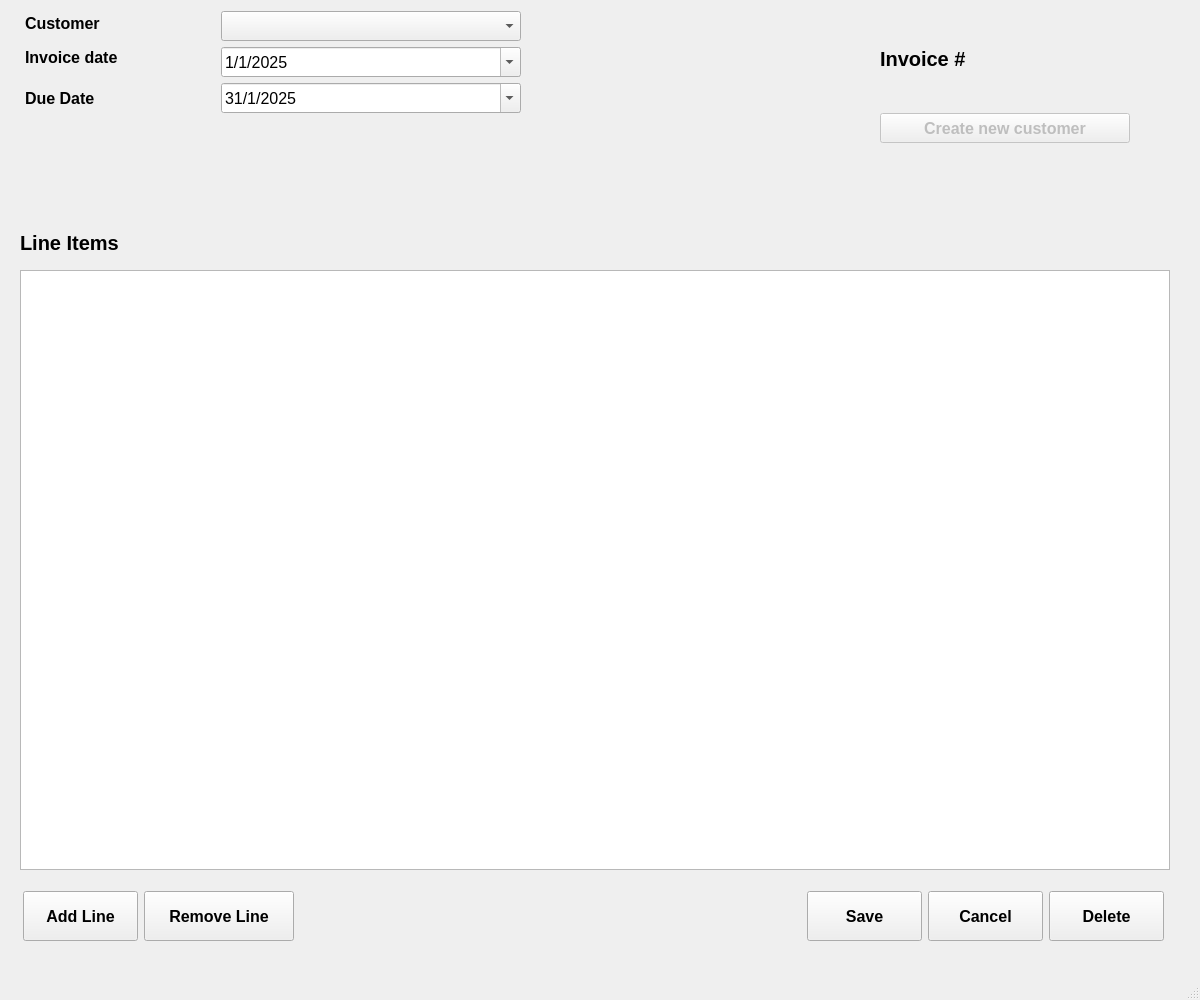
This is forms_ui/invoice_view.ui in kennethinfante/thanos_app as Qt 5 draws it before an edit. The edited form follows.
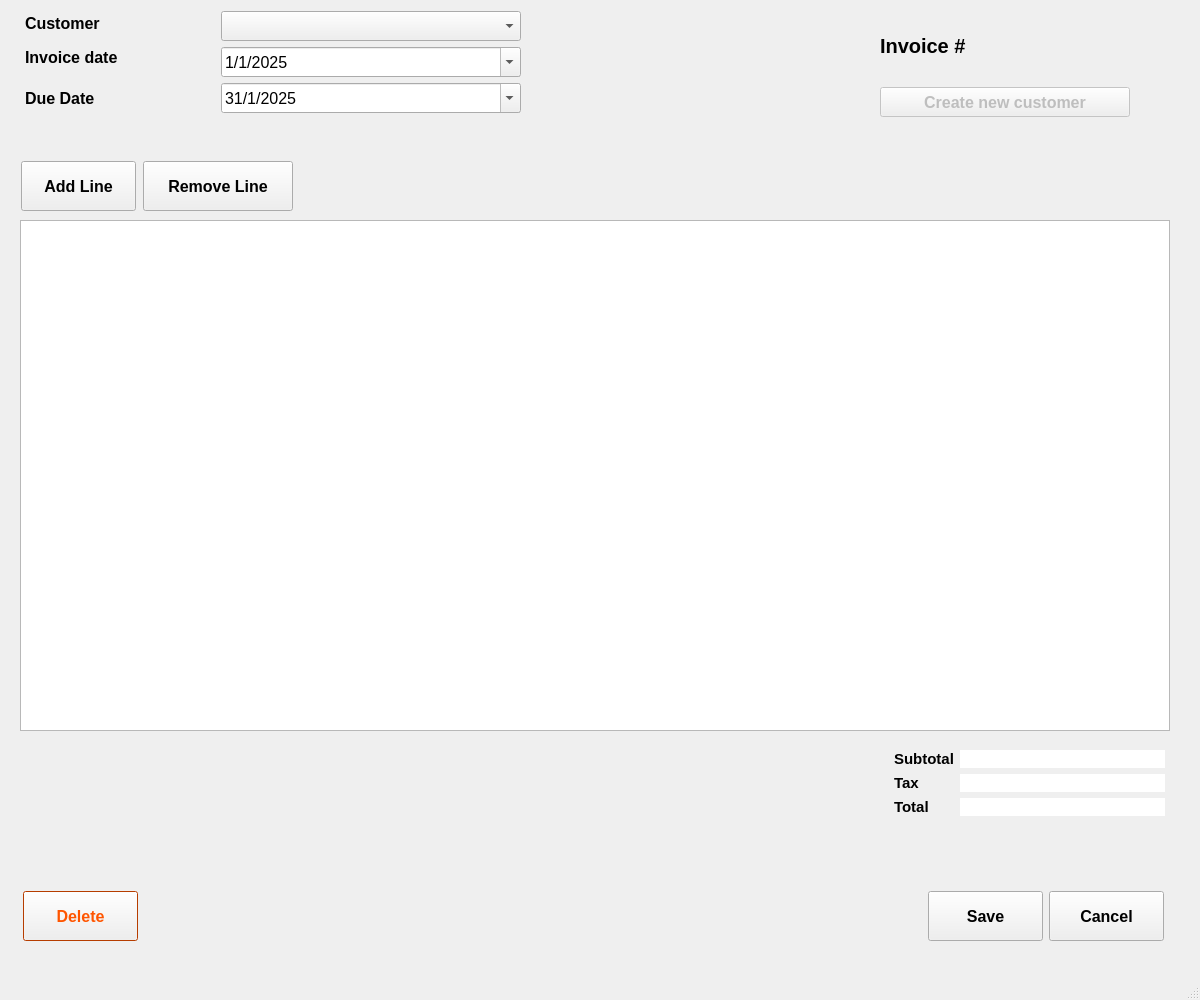
This is the edited form.

Commit message: Change forms_python to forms_py, edited some ui files

```diff
--- a/forms_ui/invoice_view.ui
+++ b/forms_ui/invoice_view.ui
@@ -30,9 +30,9 @@
     <property name="geometry">
      <rect>
       <x>20</x>
-      <y>270</y>
+      <y>220</y>
       <width>1150</width>
-      <height>600</height>
+      <height>511</height>
      </rect>
     </property>
     <property name="sizePolicy">
@@ -43,14 +43,14 @@
     </property>
     <property name="minimumSize">
      <size>
-      <width>1150</width>
-      <height>600</height>
+      <width>0</width>
+      <height>0</height>
      </size>
     </property>
     <property name="maximumSize">
      <size>
-      <width>1100</width>
-      <height>600</height>
+      <width>16777215</width>
+      <height>16777215</height>
      </size>
     </property>
     <property name="editTriggers">
@@ -63,44 +63,6 @@
      <bool>true</bool>
     </attribute>
    </widget>
-   <widget class="QLabel" name="invoice_lines_label">
-    <property name="geometry">
-     <rect>
-      <x>20</x>
-      <y>230</y>
-      <width>1150</width>
-      <height>25</height>
-     </rect>
-    </property>
-    <property name="sizePolicy">
-     <sizepolicy hsizetype="MinimumExpanding" vsizetype="Preferred">
-      <horstretch>0</horstretch>
-      <verstretch>0</verstretch>
-     </sizepolicy>
-    </property>
-    <property name="minimumSize">
-     <size>
-      <width>1150</width>
-      <height>25</height>
-     </size>
-    </property>
-    <property name="maximumSize">
-     <size>
-      <width>1150</width>
-      <height>25</height>
-     </size>
-    </property>
-    <property name="font">
-     <font>
-      <pointsize>15</pointsize>
-      <weight>75</weight>
-      <bold>true</bold>
-     </font>
-    </property>
-    <property name="text">
-     <string>Line Items</string>
-    </property>
-   </widget>
    <widget class="QWidget" name="layoutWidget">
     <property name="geometry">
      <rect>
@@ -112,7 +74,7 @@
     </property>
     <layout class="QHBoxLayout" name="btn_hbox">
      <item>
-      <widget class="QPushButton" name="add_line_btn">
+      <widget class="QPushButton" name="delete_btn">
        <property name="minimumSize">
         <size>
          <width>115</width>
@@ -125,6 +87,178 @@
          <height>50</height>
         </size>
        </property>
+       <property name="palette">
+        <palette>
+         <active>
+          <colorrole role="WindowText">
+           <brush brushstyle="SolidPattern">
+            <color alpha="255">
+             <red>255</red>
+             <green>85</green>
+             <blue>0</blue>
+            </color>
+           </brush>
+          </colorrole>
+          <colorrole role="Text">
+           <brush brushstyle="SolidPattern">
+            <color alpha="255">
+             <red>255</red>
+             <green>85</green>
+             <blue>0</blue>
+            </color>
+           </brush>
+          </colorrole>
+          <colorrole role="ButtonText">
+           <brush brushstyle="SolidPattern">
+            <color alpha="255">
+             <red>255</red>
+             <green>85</green>
+             <blue>0</blue>
+            </color>
+           </brush>
+          </colorrole>
+          <colorrole role="Base">
+           <brush brushstyle="SolidPattern">
+            <color alpha="255">
+             <red>255</red>
+             <green>255</green>
+             <blue>255</blue>
+            </color>
+           </brush>
+          </colorrole>
+          <colorrole role="Window">
+           <brush brushstyle="SolidPattern">
+            <color alpha="255">
+             <red>255</red>
+             <green>85</green>
+             <blue>0</blue>
+            </color>
+           </brush>
+          </colorrole>
+          <colorrole role="PlaceholderText">
+           <brush brushstyle="NoBrush">
+            <color alpha="128">
+             <red>255</red>
+             <green>85</green>
+             <blue>0</blue>
+            </color>
+           </brush>
+          </colorrole>
+         </active>
+         <inactive>
+          <colorrole role="WindowText">
+           <brush brushstyle="SolidPattern">
+            <color alpha="255">
+             <red>255</red>
+             <green>85</green>
+             <blue>0</blue>
+            </color>
+           </brush>
+          </colorrole>
+          <colorrole role="Text">
+           <brush brushstyle="SolidPattern">
+            <color alpha="255">
+             <red>255</red>
+             <green>85</green>
+             <blue>0</blue>
+            </color>
+           </brush>
+          </colorrole>
+          <colorrole role="ButtonText">
+           <brush brushstyle="SolidPattern">
+            <color alpha="255">
+             <red>255</red>
+             <green>85</green>
+             <blue>0</blue>
+            </color>
+           </brush>
+          </colorrole>
+          <colorrole role="Base">
+           <brush brushstyle="SolidPattern">
+            <color alpha="255">
+             <red>255</red>
+             <green>255</green>
+             <blue>255</blue>
+            </color>
+           </brush>
+          </colorrole>
+          <colorrole role="Window">
+           <brush brushstyle="SolidPattern">
+            <color alpha="255">
+             <red>255</red>
+             <green>85</green>
+             <blue>0</blue>
+            </color>
+           </brush>
+          </colorrole>
+          <colorrole role="PlaceholderText">
+           <brush brushstyle="NoBrush">
+            <color alpha="128">
+             <red>255</red>
+             <green>85</green>
+             <blue>0</blue>
+            </color>
+           </brush>
+          </colorrole>
+         </inactive>
+         <disabled>
+          <colorrole role="WindowText">
+           <brush brushstyle="SolidPattern">
+            <color alpha="255">
+             <red>255</red>
+             <green>85</green>
+             <blue>0</blue>
+            </color>
+           </brush>
+          </colorrole>
+          <colorrole role="Text">
+           <brush brushstyle="SolidPattern">
+            <color alpha="255">
+             <red>255</red>
+             <green>85</green>
+             <blue>0</blue>
+            </color>
+           </brush>
+          </colorrole>
+          <colorrole role="ButtonText">
+           <brush brushstyle="SolidPattern">
+            <color alpha="255">
+             <red>255</red>
+             <green>85</green>
+             <blue>0</blue>
+            </color>
+           </brush>
+          </colorrole>
+          <colorrole role="Base">
+           <brush brushstyle="SolidPattern">
+            <color alpha="255">
+             <red>255</red>
+             <green>85</green>
+             <blue>0</blue>
+            </color>
+           </brush>
+          </colorrole>
+          <colorrole role="Window">
+           <brush brushstyle="SolidPattern">
+            <color alpha="255">
+             <red>255</red>
+             <green>85</green>
+             <blue>0</blue>
+            </color>
+           </brush>
+          </colorrole>
+          <colorrole role="PlaceholderText">
+           <brush brushstyle="NoBrush">
+            <color alpha="128">
+             <red>255</red>
+             <green>85</green>
+             <blue>0</blue>
+            </color>
+           </brush>
+          </colorrole>
+         </disabled>
+        </palette>
+       </property>
        <property name="font">
         <font>
          <pointsize>12</pointsize>
@@ -132,34 +266,16 @@
          <bold>true</bold>
         </font>
        </property>
-       <property name="text">
-        <string>Add Line</string>
+       <property name="autoFillBackground">
+        <bool>false</bool>
        </property>
-      </widget>
-     </item>
-     <item>
-      <widget class="QPushButton" name="remove_line_btn">
-       <property name="minimumSize">
-        <size>
-         <width>150</width>
-         <height>50</height>
-        </size>
+       <property name="styleSheet">
+        <string notr="true">QPushButton { 
+	color : rgb(255, 85, 0)
+}</string>
        </property>
-       <property name="maximumSize">
-        <size>
-         <width>150</width>
-         <height>50</height>
-        </size>
-       </property>
-       <property name="font">
-        <font>
-         <pointsize>12</pointsize>
-         <weight>75</weight>
-         <bold>true</bold>
-        </font>
-       </property>
        <property name="text">
-        <string>Remove Line</string>
+        <string>Delete</string>
        </property>
       </widget>
      </item>
@@ -197,6 +313,9 @@
          <bold>true</bold>
         </font>
        </property>
+       <property name="autoFillBackground">
+        <bool>true</bool>
+       </property>
        <property name="text">
         <string>Save</string>
        </property>
@@ -228,32 +347,6 @@
        </property>
       </widget>
      </item>
-     <item>
-      <widget class="QPushButton" name="delete_btn">
-       <property name="minimumSize">
-        <size>
-         <width>115</width>
-         <height>50</height>
-        </size>
-       </property>
-       <property name="maximumSize">
-        <size>
-         <width>115</width>
-         <height>50</height>
-        </size>
-       </property>
-       <property name="font">
-        <font>
-         <pointsize>12</pointsize>
-         <weight>75</weight>
-         <bold>true</bold>
-        </font>
-       </property>
-       <property name="text">
-        <string>Delete</string>
-       </property>
-      </widget>
-     </item>
     </layout>
    </widget>
    <widget class="QWidget" name="layoutWidget">
@@ -262,7 +355,7 @@
       <x>25</x>
       <y>11</y>
       <width>611</width>
-      <height>191</height>
+      <height>131</height>
      </rect>
     </property>
     <layout class="QFormLayout" name="header_form">
@@ -440,7 +533,7 @@
       <x>880</x>
       <y>10</y>
       <width>291</width>
-      <height>171</height>
+      <height>131</height>
      </rect>
     </property>
     <layout class="QVBoxLayout" name="header_vbox">
@@ -507,6 +600,376 @@
      </item>
     </layout>
    </widget>
+   <widget class="QWidget" name="layoutWidget">
+    <property name="geometry">
+     <rect>
+      <x>20</x>
+      <y>160</y>
+      <width>274</width>
+      <height>52</height>
+     </rect>
+    </property>
+    <layout class="QHBoxLayout" name="add_remove_hbox">
+     <item>
+      <widget class="QPushButton" name="add_line_btn">
+       <property name="minimumSize">
+        <size>
+         <width>115</width>
+         <height>50</height>
+        </size>
+       </property>
+       <property name="maximumSize">
+        <size>
+         <width>115</width>
+         <height>50</height>
+        </size>
+       </property>
+       <property name="font">
+        <font>
+         <pointsize>12</pointsize>
+         <weight>75</weight>
+         <bold>true</bold>
+        </font>
+       </property>
+       <property name="text">
+        <string>Add Line</string>
+       </property>
+      </widget>
+     </item>
+     <item>
+      <widget class="QPushButton" name="remove_line_btn">
+       <property name="minimumSize">
+        <size>
+         <width>150</width>
+         <height>50</height>
+        </size>
+       </property>
+       <property name="maximumSize">
+        <size>
+         <width>150</width>
+         <height>50</height>
+        </size>
+       </property>
+       <property name="font">
+        <font>
+         <pointsize>12</pointsize>
+         <weight>75</weight>
+         <bold>true</bold>
+        </font>
+       </property>
+       <property name="text">
+        <string>Remove Line</string>
+       </property>
+      </widget>
+     </item>
+    </layout>
+   </widget>
+   <widget class="QWidget" name="layoutWidget">
+    <property name="geometry">
+     <rect>
+      <x>894</x>
+      <y>750</y>
+      <width>271</width>
+      <height>121</height>
+     </rect>
+    </property>
+    <layout class="QFormLayout" name="invoice_total_form">
+     <item row="0" column="0">
+      <widget class="QLabel" name="subtotal_label">
+       <property name="font">
+        <font>
+         <pointsize>11</pointsize>
+         <weight>75</weight>
+         <bold>true</bold>
+        </font>
+       </property>
+       <property name="text">
+        <string>Subtotal</string>
+       </property>
+      </widget>
+     </item>
+     <item row="0" column="1">
+      <widget class="QLabel" name="subtotal_amt_label">
+       <property name="palette">
+        <palette>
+         <active>
+          <colorrole role="Base">
+           <brush brushstyle="SolidPattern">
+            <color alpha="255">
+             <red>255</red>
+             <green>255</green>
+             <blue>255</blue>
+            </color>
+           </brush>
+          </colorrole>
+          <colorrole role="Window">
+           <brush brushstyle="SolidPattern">
+            <color alpha="255">
+             <red>255</red>
+             <green>255</green>
+             <blue>255</blue>
+            </color>
+           </brush>
+          </colorrole>
+         </active>
+         <inactive>
+          <colorrole role="Base">
+           <brush brushstyle="SolidPattern">
+            <color alpha="255">
+             <red>255</red>
+             <green>255</green>
+             <blue>255</blue>
+            </color>
+           </brush>
+          </colorrole>
+          <colorrole role="Window">
+           <brush brushstyle="SolidPattern">
+            <color alpha="255">
+             <red>255</red>
+             <green>255</green>
+             <blue>255</blue>
+            </color>
+           </brush>
+          </colorrole>
+         </inactive>
+         <disabled>
+          <colorrole role="Base">
+           <brush brushstyle="SolidPattern">
+            <color alpha="255">
+             <red>255</red>
+             <green>255</green>
+             <blue>255</blue>
+            </color>
+           </brush>
+          </colorrole>
+          <colorrole role="Window">
+           <brush brushstyle="SolidPattern">
+            <color alpha="255">
+             <red>255</red>
+             <green>255</green>
+             <blue>255</blue>
+            </color>
+           </brush>
+          </colorrole>
+         </disabled>
+        </palette>
+       </property>
+       <property name="font">
+        <font>
+         <pointsize>11</pointsize>
+         <weight>75</weight>
+         <bold>true</bold>
+        </font>
+       </property>
+       <property name="autoFillBackground">
+        <bool>true</bool>
+       </property>
+       <property name="text">
+        <string/>
+       </property>
+       <property name="alignment">
+        <set>Qt::AlignRight|Qt::AlignTrailing|Qt::AlignVCenter</set>
+       </property>
+      </widget>
+     </item>
+     <item row="1" column="0">
+      <widget class="QLabel" name="tax_label">
+       <property name="font">
+        <font>
+         <pointsize>11</pointsize>
+         <weight>75</weight>
+         <bold>true</bold>
+        </font>
+       </property>
+       <property name="text">
+        <string>Tax</string>
+       </property>
+      </widget>
+     </item>
+     <item row="1" column="1">
+      <widget class="QLabel" name="tax_amt_label">
+       <property name="palette">
+        <palette>
+         <active>
+          <colorrole role="Base">
+           <brush brushstyle="SolidPattern">
+            <color alpha="255">
+             <red>255</red>
+             <green>255</green>
+             <blue>255</blue>
+            </color>
+           </brush>
+          </colorrole>
+          <colorrole role="Window">
+           <brush brushstyle="SolidPattern">
+            <color alpha="255">
+             <red>255</red>
+             <green>255</green>
+             <blue>255</blue>
+            </color>
+           </brush>
+          </colorrole>
+         </active>
+         <inactive>
+          <colorrole role="Base">
+           <brush brushstyle="SolidPattern">
+            <color alpha="255">
+             <red>255</red>
+             <green>255</green>
+             <blue>255</blue>
+            </color>
+           </brush>
+          </colorrole>
+          <colorrole role="Window">
+           <brush brushstyle="SolidPattern">
+            <color alpha="255">
+             <red>255</red>
+             <green>255</green>
+             <blue>255</blue>
+            </color>
+           </brush>
+          </colorrole>
+         </inactive>
+         <disabled>
+          <colorrole role="Base">
+           <brush brushstyle="SolidPattern">
+            <color alpha="255">
+             <red>255</red>
+             <green>255</green>
+             <blue>255</blue>
+            </color>
+           </brush>
+          </colorrole>
+          <colorrole role="Window">
+           <brush brushstyle="SolidPattern">
+            <color alpha="255">
+             <red>255</red>
+             <green>255</green>
+             <blue>255</blue>
+            </color>
+           </brush>
+          </colorrole>
+         </disabled>
+        </palette>
+       </property>
+       <property name="font">
+        <font>
+         <pointsize>11</pointsize>
+         <weight>75</weight>
+         <bold>true</bold>
+        </font>
+       </property>
+       <property name="autoFillBackground">
+        <bool>true</bool>
+       </property>
+       <property name="text">
+        <string/>
+       </property>
+       <property name="alignment">
+        <set>Qt::AlignRight|Qt::AlignTrailing|Qt::AlignVCenter</set>
+       </property>
+      </widget>
+     </item>
+     <item row="2" column="0">
+      <widget class="QLabel" name="total_label">
+       <property name="font">
+        <font>
+         <pointsize>11</pointsize>
+         <weight>75</weight>
+         <bold>true</bold>
+        </font>
+       </property>
+       <property name="text">
+        <string>Total</string>
+       </property>
+      </widget>
+     </item>
+     <item row="2" column="1">
+      <widget class="QLabel" name="total_amt_label">
+       <property name="palette">
+        <palette>
+         <active>
+          <colorrole role="Base">
+           <brush brushstyle="SolidPattern">
+            <color alpha="255">
+             <red>255</red>
+             <green>255</green>
+             <blue>255</blue>
+            </color>
+           </brush>
+          </colorrole>
+          <colorrole role="Window">
+           <brush brushstyle="SolidPattern">
+            <color alpha="255">
+             <red>255</red>
+             <green>255</green>
+             <blue>255</blue>
+            </color>
+           </brush>
+          </colorrole>
+         </active>
+         <inactive>
+          <colorrole role="Base">
+           <brush brushstyle="SolidPattern">
+            <color alpha="255">
+             <red>255</red>
+             <green>255</green>
+             <blue>255</blue>
+            </color>
+           </brush>
+          </colorrole>
+          <colorrole role="Window">
+           <brush brushstyle="SolidPattern">
+            <color alpha="255">
+             <red>255</red>
+             <green>255</green>
+             <blue>255</blue>
+            </color>
+           </brush>
+          </colorrole>
+         </inactive>
+         <disabled>
+          <colorrole role="Base">
+           <brush brushstyle="SolidPattern">
+            <color alpha="255">
+             <red>255</red>
+             <green>255</green>
+             <blue>255</blue>
+            </color>
+           </brush>
+          </colorrole>
+          <colorrole role="Window">
+           <brush brushstyle="SolidPattern">
+            <color alpha="255">
+             <red>255</red>
+             <green>255</green>
+             <blue>255</blue>
+            </color>
+           </brush>
+          </colorrole>
+         </disabled>
+        </palette>
+       </property>
+       <property name="font">
+        <font>
+         <pointsize>11</pointsize>
+         <weight>75</weight>
+         <bold>true</bold>
+        </font>
+       </property>
+       <property name="autoFillBackground">
+        <bool>true</bool>
+       </property>
+       <property name="text">
+        <string/>
+       </property>
+       <property name="alignment">
+        <set>Qt::AlignRight|Qt::AlignTrailing|Qt::AlignVCenter</set>
+       </property>
+      </widget>
+     </item>
+    </layout>
+   </widget>
   </widget>
   <widget class="QMenuBar" name="menubar">
    <property name="geometry">
```
The commit also changes 11 other files.
